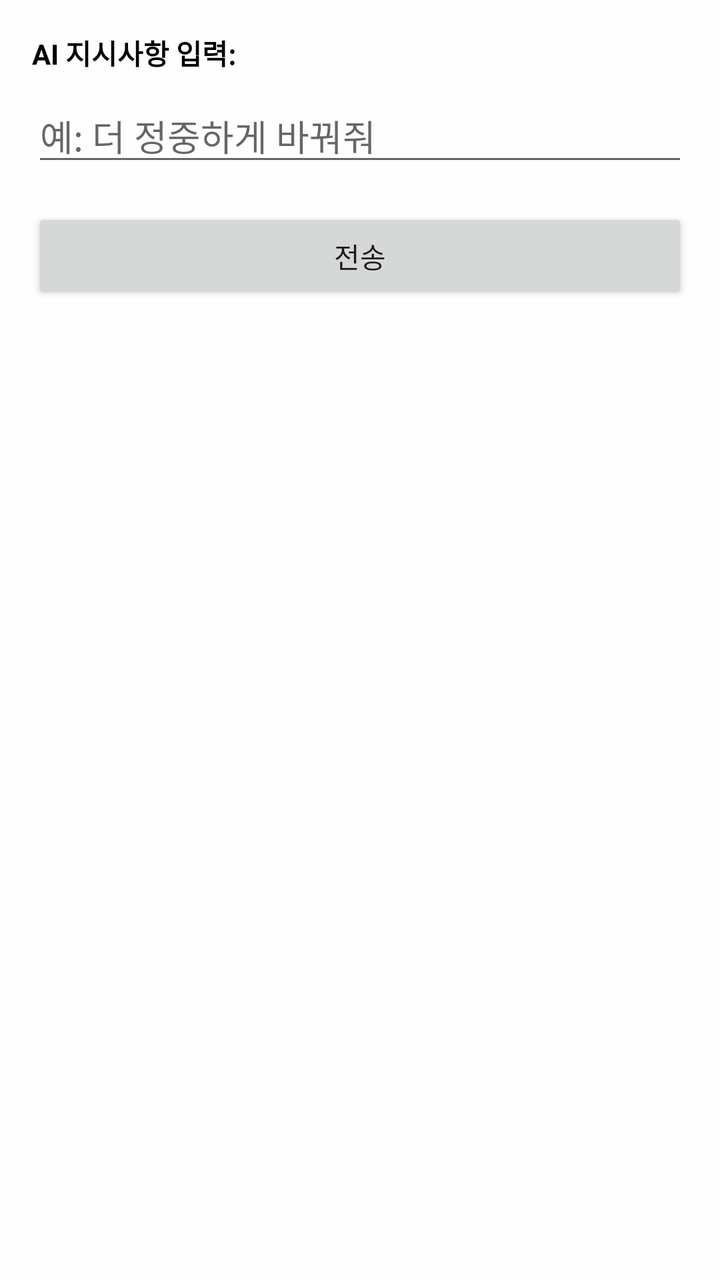
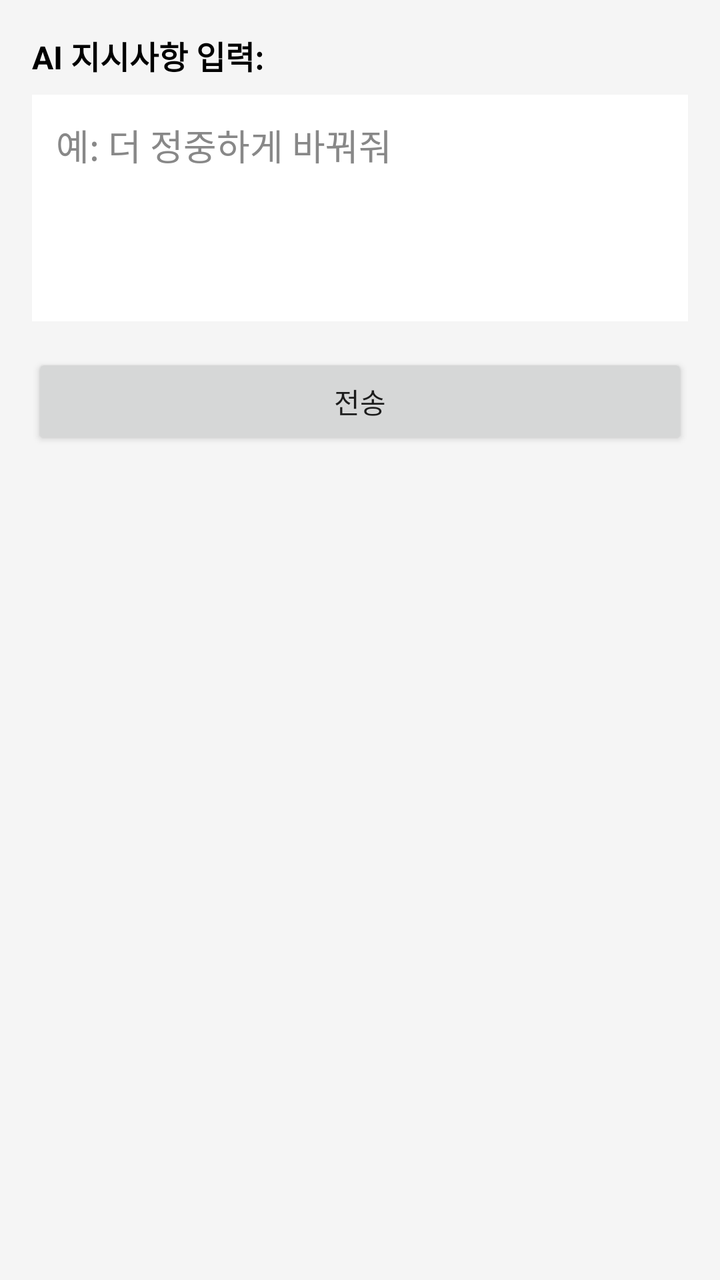

Two renders of the same Android screen: before a commit and after it. Below are the layout's source before the change and the commit's diff.
<!-- AndroidManifest.xml: application theme Theme.AppCompat.Light.DarkActionBar -->
<!-- res/layout/activity_popup.xml -->
<?xml version="1.0" encoding="utf-8"?>
<LinearLayout xmlns:android="http://schemas.android.com/apk/res/android"
    android:layout_width="match_parent" android:layout_height="wrap_content"
    android:orientation="vertical" android:padding="16dp" android:background="#E6FFFFFF"
    android:layout_gravity="center" android:layout_margin="24dp">
    <TextView android:layout_width="wrap_content" android:layout_height="wrap_content" android:text="AI 지시사항 입력:" android:textStyle="bold" android:textColor="#000000" android:layout_marginBottom="8dp"/>
    <EditText android:id="@+id/etUserInput" android:layout_width="match_parent" android:layout_height="wrap_content" android:hint="예: 더 정중하게 바꿔줘" android:layout_marginBottom="16dp"/>
    <Button android:id="@+id/btnSend" android:layout_width="match_parent" android:layout_height="wrap_content" android:text="전송" android:layout_marginBottom="8dp"/>
    <Button android:id="@+id/btnOption1" android:layout_width="match_parent" android:layout_height="wrap_content" android:visibility="gone" android:layout_marginBottom="8dp"/>
    <Button android:id="@+id/btnOption2" android:layout_width="match_parent" android:layout_height="wrap_content" android:visibility="gone"/>
</LinearLayout>
<!-- resources referenced by this layout -->
<resources>

</resources>

<!-- the commit's change to res/layout/activity_popup.xml (unified diff, before → after) -->
@@ -1,11 +1,65 @@
 <?xml version="1.0" encoding="utf-8"?>
-<LinearLayout xmlns:android="http://schemas.android.com/apk/res/android"
-    android:layout_width="match_parent" android:layout_height="wrap_content"
-    android:orientation="vertical" android:padding="16dp" android:background="#E6FFFFFF"
-    android:layout_gravity="center" android:layout_margin="24dp">
-    <TextView android:layout_width="wrap_content" android:layout_height="wrap_content" android:text="AI 지시사항 입력:" android:textStyle="bold" android:textColor="#000000" android:layout_marginBottom="8dp"/>
-    <EditText android:id="@+id/etUserInput" android:layout_width="match_parent" android:layout_height="wrap_content" android:hint="예: 더 정중하게 바꿔줘" android:layout_marginBottom="16dp"/>
-    <Button android:id="@+id/btnSend" android:layout_width="match_parent" android:layout_height="wrap_content" android:text="전송" android:layout_marginBottom="8dp"/>
-    <Button android:id="@+id/btnOption1" android:layout_width="match_parent" android:layout_height="wrap_content" android:visibility="gone" android:layout_marginBottom="8dp"/>
-    <Button android:id="@+id/btnOption2" android:layout_width="match_parent" android:layout_height="wrap_content" android:visibility="gone"/>
-</LinearLayout>
+<ScrollView xmlns:android="http://schemas.android.com/apk/res/android"
+    android:layout_width="match_parent"
+    android:layout_height="wrap_content"
+    android:background="#F5F5F5"
+    android:padding="16dp">
+
+    <LinearLayout
+        android:layout_width="match_parent"
+        android:layout_height="wrap_content"
+        android:orientation="vertical">
+
+        <TextView
+            android:layout_width="wrap_content"
+            android:layout_height="wrap_content"
+            android:text="AI 지시사항 입력:"
+            android:textStyle="bold"
+            android:textColor="#000000"
+            android:textSize="16sp"
+            android:layout_marginBottom="8dp"/>
+
+        
+        <EditText
+            android:id="@+id/etUserInput"
+            android:layout_width="match_parent"
+            android:layout_height="wrap_content"
+            android:minLines="4"
+            android:gravity="top|start"
+            android:hint="예: 더 정중하게 바꿔줘"
+            android:textColor="#000000"
+            android:textColorHint="#888888"
+            android:background="#FFFFFF"
+            android:padding="12dp"
+            android:layout_marginBottom="16dp"/>
+
+        <Button
+            android:id="@+id/btnSend"
+            android:layout_width="match_parent"
+            android:layout_height="wrap_content"
+            android:text="전송"
+            android:layout_marginBottom="16dp"/>
+
+        
+        <Button
+            android:id="@+id/btnOption1"
+            android:layout_width="match_parent"
+            android:layout_height="wrap_content"
+            android:visibility="gone"
+            android:textColor="#000000"
+            android:backgroundTint="#E0E0E0"
+            android:gravity="start|center_vertical"
+            android:padding="12dp"
+            android:layout_marginBottom="8dp"/>
+
+        <Button
+            android:id="@+id/btnOption2"
+            android:layout_width="match_parent"
+            android:layout_height="wrap_content"
+            android:visibility="gone"
+            android:textColor="#000000"
+            android:backgroundTint="#E0E0E0"
+            android:gravity="start|center_vertical"
+            android:padding="12dp"/>
+    </LinearLayout>
+</ScrollView>
